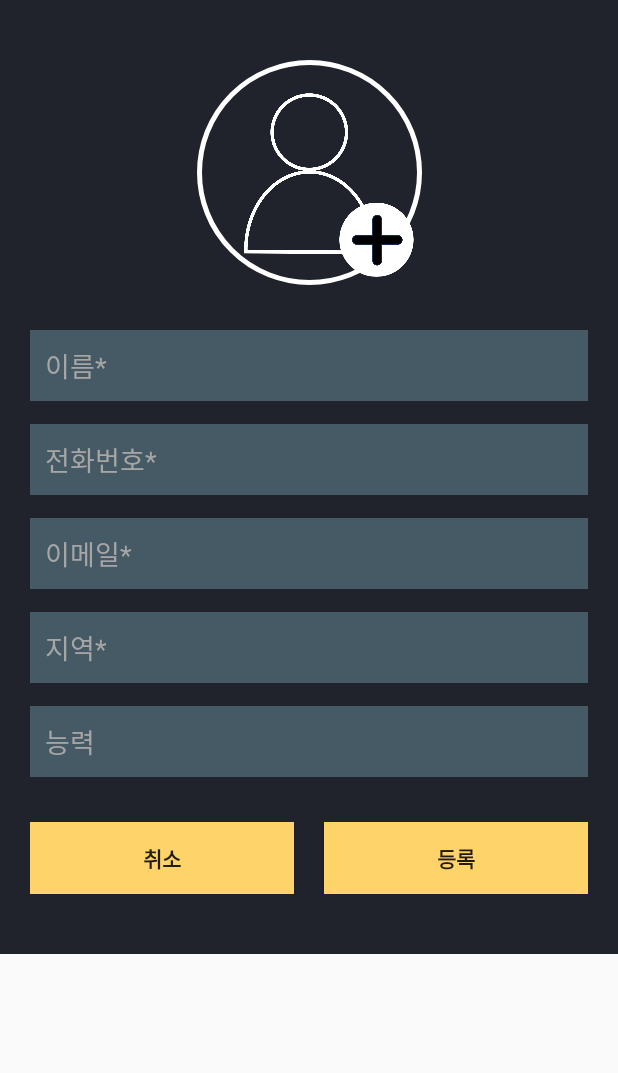
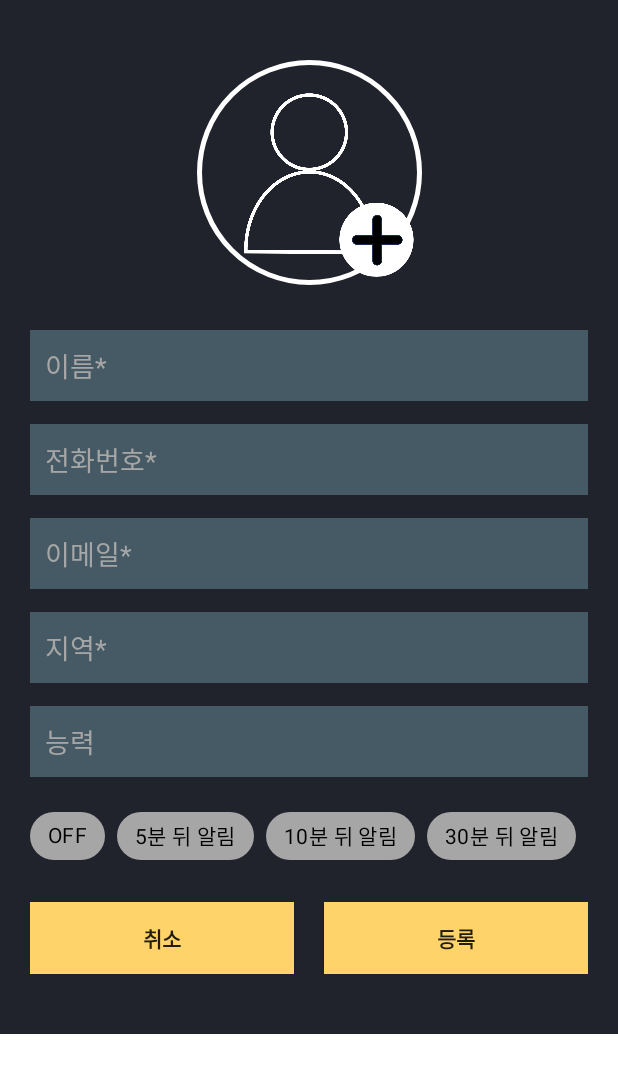
Before and after one commit to Team18Contact/ContactApp, an Android app: the layout dialog_add_contact.xml on its own in the app's theme, with its tools: preview values and no code run, on a phone screen of 412 x 824 dp. Shown: the top 1073 px of the screen. Run offline under Robolectric (Android 15) with nearby library versions, the phone set to English and light mode, and no system bars.

Commit message:
[UI] 알림 기능 UI 구현

```diff
--- a/app/src/main/AndroidManifest.xml
+++ b/app/src/main/AndroidManifest.xml
@@ -23,7 +23,7 @@
         android:label="@string/app_name"
         android:roundIcon="@mipmap/ic_launcher_round"
         android:supportsRtl="true"
-        android:theme="@style/Theme.ContactApp"
+        android:theme="@style/AppTheme"
         tools:targetApi="31">
         <activity
             android:name=".main.MainActivity"
--- a/app/src/main/java/com/example/contactapp/main/MainActivity.kt
+++ b/app/src/main/java/com/example/contactapp/main/MainActivity.kt
@@ -107,6 +107,27 @@ class MainActivity : AppCompatActivity() {
         buildDialog.window?.setBackgroundDrawable(ColorDrawable(Color.TRANSPARENT))
         buildDialog.show()
 
+        dialogBinding.chipGroup.setOnCheckedChangeListener { _, checkedId ->
+            when (checkedId) {
+                R.id.chip_off -> {
+                    dialogBinding.chipOff.setBackgroundColor(ContextCompat.getColor(this, R.color.contact_yellow))
+                    dialogBinding.chipOff.setTextColor(Color.BLACK)
+                }
+                R.id.chip_5min -> {
+                    dialogBinding.chip5min.setBackgroundColor(ContextCompat.getColor(this, R.color.contact_yellow))
+                    dialogBinding.chip5min.setTextColor(Color.BLACK)
+                }
+                R.id.chip_10min -> {
+                    dialogBinding.chip10min.setBackgroundColor(ContextCompat.getColor(this, R.color.contact_yellow))
+                    dialogBinding.chip10min.setTextColor(Color.BLACK)
+                }
+                R.id.chip_30min -> {
+                    dialogBinding.chip30min.setBackgroundColor(ContextCompat.getColor(this, R.color.contact_yellow))
+                    dialogBinding.chip30min.setTextColor(Color.BLACK)
+                }
+            }
+        }
+
         dialogBinding.imgAddProfile.setOnClickListener {
             val intent = Intent(Intent.ACTION_PICK).setDataAndType(MediaStore.Images.Media.EXTERNAL_CONTENT_URI, "image/*")
             galleryLauncher.launch(intent)
--- /dev/null
+++ b/app/src/main/res/color/pressed_chip.xml
@@ -0,0 +1,5 @@
+<?xml version="1.0" encoding="utf-8"?>
+<selector xmlns:android="http://schemas.android.com/apk/res/android">
+    <item android:color="@color/contact_yellow" android:state_checked="true" />
+    <item android:color="@color/lightGray" />
+</selector>
--- a/app/src/main/res/layout/dialog_add_contact.xml
+++ b/app/src/main/res/layout/dialog_add_contact.xml
@@ -99,16 +99,66 @@
         android:padding="10dp"
         android:textColor="@color/white"
         android:textColorHint="@color/lightGray"
+        app:layout_constraintBottom_toTopOf="@id/chip_group"
+        app:layout_constraintEnd_toEndOf="parent"
+        app:layout_constraintStart_toStartOf="parent"
+        app:layout_constraintTop_toBottomOf="@id/edt_locale" />
+
+    <com.google.android.material.chip.ChipGroup
+        android:id="@+id/chip_group"
+        android:layout_width="0dp"
+        android:layout_height="wrap_content"
+        android:layout_marginTop="15dp"
         app:layout_constraintBottom_toTopOf="@id/btn_cancel"
         app:layout_constraintEnd_toEndOf="parent"
         app:layout_constraintStart_toStartOf="parent"
-        app:layout_constraintTop_toBottomOf="@id/edt_locale" />
+        app:layout_constraintTop_toBottomOf="@id/edt_ability"
+        app:singleLine="false"
+        app:singleSelection="true">
+
+        <com.google.android.material.chip.Chip
+            android:id="@+id/chip_off"
+            style="@style/Widget.MaterialComponents.Chip.Choice"
+            android:layout_width="wrap_content"
+            android:layout_height="wrap_content"
+            android:textColor="@color/black"
+            app:chipBackgroundColor="@color/pressed_chip"
+            android:text="@string/dialog_chip_off" />
+
+        <com.google.android.material.chip.Chip
+            android:id="@+id/chip_5min"
+            style="@style/Widget.MaterialComponents.Chip.Choice"
+            android:layout_width="wrap_content"
+            android:layout_height="wrap_content"
+            android:textColor="@color/black"
+            app:chipBackgroundColor="@color/pressed_chip"
+            android:text="@string/dialog_chip_5_minutes" />
+
+        <com.google.android.material.chip.Chip
+            android:id="@+id/chip_10min"
+            style="@style/Widget.MaterialComponents.Chip.Choice"
+            android:layout_width="wrap_content"
+            android:layout_height="wrap_content"
+            android:textColor="@color/black"
+            app:chipBackgroundColor="@color/pressed_chip"
+            android:text="@string/dialog_chip_10_minutes" />
+
+        <com.google.android.material.chip.Chip
+            android:id="@+id/chip_30min"
+            style="@style/Widget.MaterialComponents.Chip.Choice"
+            android:layout_width="wrap_content"
+            android:layout_height="wrap_content"
+            android:textColor="@color/black"
+            app:chipBackgroundColor="@color/pressed_chip"
+            android:text="@string/dialog_chip_30_minutes" />
+
+    </com.google.android.material.chip.ChipGroup>
 
     <androidx.appcompat.widget.AppCompatButton
         android:id="@+id/btn_cancel"
         android:layout_width="0dp"
         android:layout_height="wrap_content"
-        android:layout_marginTop="30dp"
+        android:layout_marginTop="20dp"
         android:layout_marginEnd="10dp"
         android:background="@color/contact_yellow"
         android:padding="10dp"
@@ -117,7 +167,7 @@
         app:layout_constraintBottom_toBottomOf="parent"
         app:layout_constraintEnd_toStartOf="@id/btn_add"
         app:layout_constraintStart_toStartOf="parent"
-        app:layout_constraintTop_toBottomOf="@id/edt_ability" />
+        app:layout_constraintTop_toBottomOf="@id/chip_group" />
 
     <androidx.appcompat.widget.AppCompatButton
         android:id="@+id/btn_add"
--- a/app/src/main/res/values/strings.xml
+++ b/app/src/main/res/values/strings.xml
@@ -72,6 +72,10 @@
     <string name="dialog_email_edt">이메일*</string>
     <string name="dialog_locale_edt">지역*</string>
     <string name="dialog_ability_edt">능력</string>
+    <string name="dialog_chip_off">OFF</string>
+    <string name="dialog_chip_5_minutes">5분 뒤 알림</string>
+    <string name="dialog_chip_10_minutes">10분 뒤 알림</string>
+    <string name="dialog_chip_30_minutes">30분 뒤 알림</string>
     <string name="dialog_cancel_btn">취소</string>
     <string name="dialog_add_btn">등록</string>
     <string name="dialog_no_info_toast">* 표시가 있는 항목은 전부 입력해주세요.</string>
--- a/app/src/main/res/values/themes.xml
+++ b/app/src/main/res/values/themes.xml
@@ -7,6 +7,10 @@
 
     <style name="Theme.ContactApp" parent="Base.Theme.ContactApp" />
 
+    <style name="AppTheme" parent="Theme.MaterialComponents.Light.NoActionBar">
+        <item name="colorPrimaryDark">@color/contact_lightYellow</item>
+    </style>
+
     <style name="btnFab">
         <item name="cornerSize">50%</item>
     </style>
```
